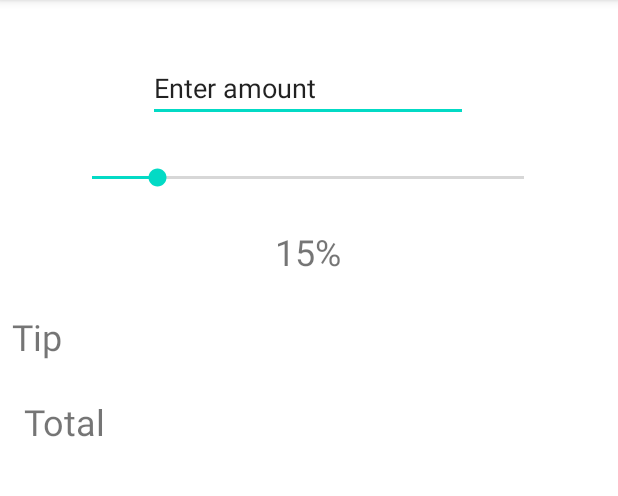
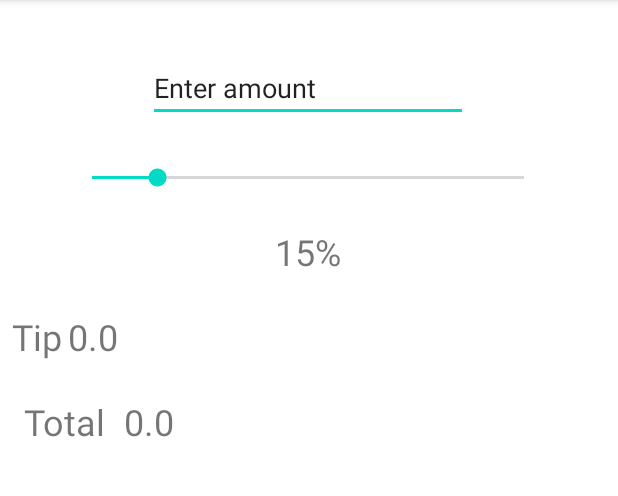
Before and after one commit to bekishevaleria/TipCalc, an Android app: the screen it shows after launch (CalcActivity), on a phone screen of 412 x 824 dp, the part 84-580 px from its top. Run offline under Robolectric (Android 15) with nearby library versions, the phone set to English and light mode, and no system bars.

Commit message:
Связала элементы

```diff
--- a/app/src/main/java/com/example/tipcal/CalcActivity.java
+++ b/app/src/main/java/com/example/tipcal/CalcActivity.java
@@ -22,5 +22,15 @@ public class CalcActivity extends AppCompatActivity {
     protected void onCreate(Bundle savedInstanceState) {
         super.onCreate(savedInstanceState);
         setContentView(R.layout.calc_activity);
+
+
+        et_amount = findViewById(R.id.et_amount);
+        sb_percent = findViewById(R.id.sb_percent);
+        tv_percent = findViewById(R.id.tv_percent);
+        tv_tip = findViewById(R.id.tv_tip);
+        tv_total = findViewById(R.id.tv_total);
+
+        tv_tip.setText("0.0");
+        tv_total.setText("0.0");
     }
 }
```
